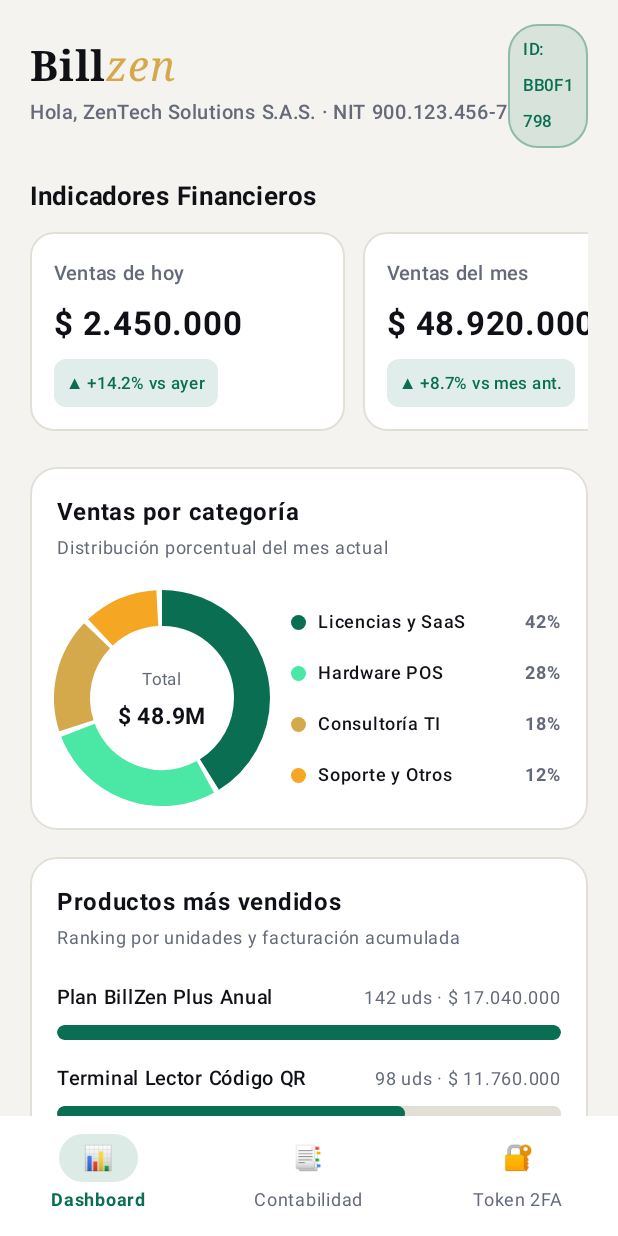
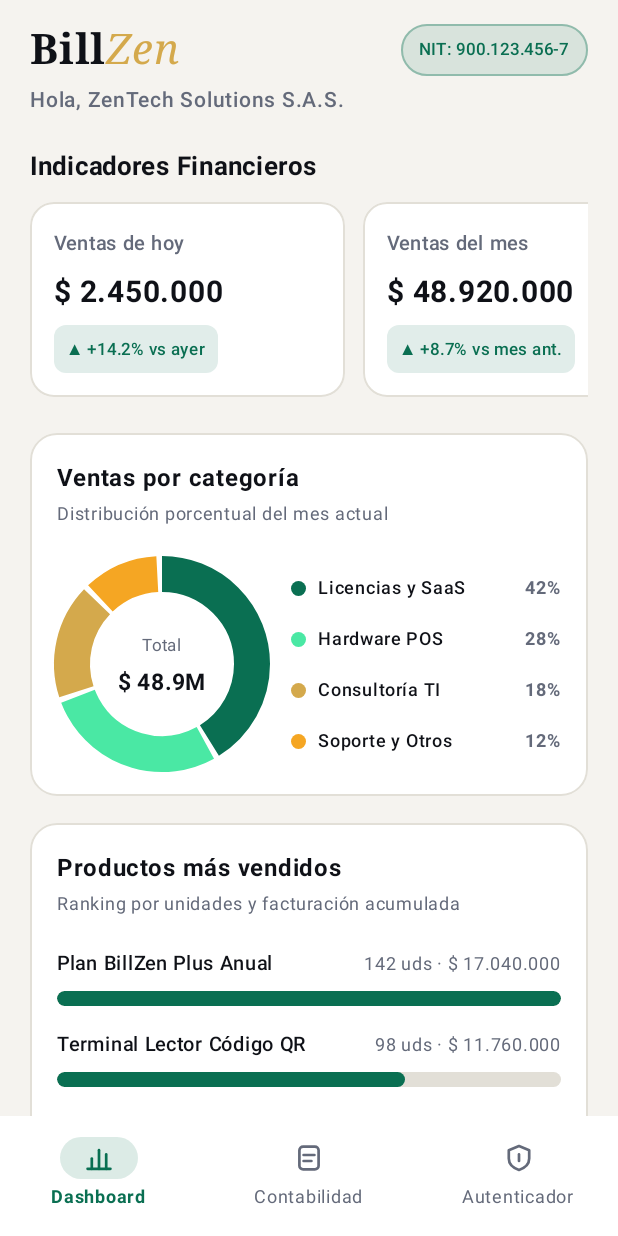
Before and after one commit to bill-zen-desarrollo/Bill_zen_mobile, an Android app built with Jetpack Compose: the screen it shows after launch (MainActivity), after a tap on "Simular vinculación QR (Abrir vista Admi", on a phone screen of 412 x 824 dp. Run offline under Robolectric (Android 15) with nearby library versions, the phone set to English and light mode, and no system bars; 18 statements that could not run were skipped.

Commit message:
ui): reemplazar emojis por iconografia vectorial en Canvas y limpiar encabezados
- Reemplazar emojis de navegacion por iconos geometricos monocromaticos dibujados en Canvas (ErpNavIcon)
- Renombrar seccion Token 2FA a Autenticador y eliminar subtitulo saturado en SecurityTokenSectionScreen
- Evitar salto de linea en el boton Escanear QR con PaddingValues, maxLines=1 y softWrap=false
- Reestructurar DashboardTopBar para mostrar logo BillZen e insignia NIT en una sola linea horizontal y el saludo debajo
- Ajustar tipografia y desbordamiento en KpiMetricCard para montos altos en pesos

```diff
--- a/app/src/main/java/co/billzen/authenticator/DashboardScreen.kt
+++ b/app/src/main/java/co/billzen/authenticator/DashboardScreen.kt
@@ -33,6 +33,7 @@ import androidx.compose.ui.text.buildAnnotatedString
 import androidx.compose.ui.text.font.FontFamily
 import androidx.compose.ui.text.font.FontStyle
 import androidx.compose.ui.text.font.FontWeight
+import androidx.compose.ui.text.style.TextOverflow
 import androidx.compose.ui.text.withStyle
 import androidx.compose.ui.unit.dp
 import androidx.compose.ui.unit.sp
@@ -41,7 +42,6 @@ import co.billzen.authenticator.ui.theme.BillZenEmerald
 import co.billzen.authenticator.ui.theme.BillZenError
 import co.billzen.authenticator.ui.theme.BillZenGold
 import co.billzen.authenticator.ui.theme.BillZenLightBorder
-import co.billzen.authenticator.ui.theme.BillZenMint
 import co.billzen.authenticator.ui.theme.BillZenTextSecondary
 import co.billzen.authenticator.ui.theme.BillZenWhiteCard
 
@@ -115,12 +115,12 @@ private fun DashboardTopBar(
     companyNit: String,
     deviceUuidShort: String
 ) {
+    Column(modifier = Modifier.fillMaxWidth()) {
         Row(
             modifier = Modifier.fillMaxWidth(),
             horizontalArrangement = Arrangement.SpaceBetween,
             verticalAlignment = Alignment.CenterVertically
         ) {
-        Column {
             Text(
                 text = buildAnnotatedString {
                     withStyle(
@@ -140,34 +140,41 @@ private fun DashboardTopBar(
                             fontFamily = FontFamily.Serif
                         )
                     ) {
-                        append("zen")
+                        append("Zen")
                     }
                 },
                 fontSize = 28.sp
             )
-            Spacer(modifier = Modifier.height(2.dp))
-            Text(
-                text = "Hola, $adminName · NIT $companyNit",
-                color = BillZenTextSecondary,
-                fontSize = 13.sp,
-                fontWeight = FontWeight.Medium
-            )
-        }
 
-        // Insignia de Sesión Única Vinculada
+            // Insignia ejecutiva compacta en una sola línea horizontal
             Surface(
                 color = BillZenEmerald.copy(alpha = 0.12f),
                 shape = RoundedCornerShape(20.dp),
                 border = BorderStroke(1.dp, BillZenEmerald.copy(alpha = 0.35f))
             ) {
                 Text(
-                text = "ID: $deviceUuidShort",
+                    text = if (companyNit.isNotBlank()) "NIT: $companyNit" else "ID: $deviceUuidShort",
                     color = BillZenEmerald,
                     fontSize = 11.sp,
                     fontWeight = FontWeight.SemiBold,
-                modifier = Modifier.padding(horizontal = 10.dp, vertical = 5.dp)
+                    maxLines = 1,
+                    softWrap = false,
+                    modifier = Modifier.padding(horizontal = 12.dp, vertical = 5.dp)
                 )
             }
+        }
+
+        Spacer(modifier = Modifier.height(4.dp))
+
+        Text(
+            text = "Hola, $adminName",
+            color = BillZenTextSecondary,
+            fontSize = 14.sp,
+            fontWeight = FontWeight.Medium,
+            maxLines = 1,
+            overflow = TextOverflow.Ellipsis,
+            modifier = Modifier.fillMaxWidth()
+        )
     }
 }
 
@@ -187,7 +194,9 @@ private fun KpiMetricCard(metric: KpiMetric) {
                 text = metric.title,
                 color = BillZenTextSecondary,
                 fontSize = 13.sp,
-                fontWeight = FontWeight.Medium
+                fontWeight = FontWeight.Medium,
+                maxLines = 1,
+                overflow = TextOverflow.Ellipsis
             )
 
             Spacer(modifier = Modifier.height(8.dp))
@@ -195,8 +204,11 @@ private fun KpiMetricCard(metric: KpiMetric) {
             Text(
                 text = metric.formattedValue,
                 color = BillZenDark,
-                fontSize = 22.sp,
-                fontWeight = FontWeight.Bold
+                fontSize = 20.sp,
+                fontWeight = FontWeight.Bold,
+                maxLines = 1,
+                softWrap = false,
+                overflow = TextOverflow.Ellipsis
             )
 
             Spacer(modifier = Modifier.height(10.dp))
@@ -210,6 +222,8 @@ private fun KpiMetricCard(metric: KpiMetric) {
                     color = trendColor,
                     fontSize = 11.sp,
                     fontWeight = FontWeight.SemiBold,
+                    maxLines = 1,
+                    softWrap = false,
                     modifier = Modifier.padding(horizontal = 8.dp, vertical = 4.dp)
                 )
             }
--- a/app/src/main/java/co/billzen/authenticator/ErpViewModel.kt
+++ b/app/src/main/java/co/billzen/authenticator/ErpViewModel.kt
@@ -10,10 +10,10 @@ import kotlinx.coroutines.flow.MutableStateFlow
 import kotlinx.coroutines.flow.StateFlow
 import kotlinx.coroutines.flow.asStateFlow
 import kotlinx.coroutines.flow.update
-enum class ErpSection(val title: String, val iconSymbol: String) {
-    DASHBOARD("Dashboard", "📊"),
-    ACCOUNTING("Contabilidad", "📑"),
-    TOKEN_2FA("Token 2FA", "🔐")
+enum class ErpSection(val title: String) {
+    DASHBOARD("Dashboard"),
+    ACCOUNTING("Contabilidad"),
+    TOKEN_2FA("Autenticador")
 }
 data class KpiMetric(
     val title: String,
--- a/app/src/main/java/co/billzen/authenticator/MainActivity.kt
+++ b/app/src/main/java/co/billzen/authenticator/MainActivity.kt
@@ -14,10 +14,12 @@ import androidx.activity.compose.setContent
 import androidx.activity.enableEdgeToEdge
 import androidx.activity.viewModels
 import androidx.compose.foundation.BorderStroke
+import androidx.compose.foundation.Canvas
 import androidx.compose.foundation.clickable
 import androidx.compose.foundation.layout.Arrangement
 import androidx.compose.foundation.layout.Box
 import androidx.compose.foundation.layout.Column
+import androidx.compose.foundation.layout.PaddingValues
 import androidx.compose.foundation.layout.Row
 import androidx.compose.foundation.layout.Spacer
 import androidx.compose.foundation.layout.fillMaxSize
@@ -25,6 +27,7 @@ import androidx.compose.foundation.layout.fillMaxWidth
 import androidx.compose.foundation.layout.height
 import androidx.compose.foundation.layout.padding
 import androidx.compose.foundation.layout.size
+import androidx.compose.foundation.layout.width
 import androidx.compose.foundation.lazy.LazyColumn
 import androidx.compose.foundation.lazy.items
 import androidx.compose.foundation.shape.RoundedCornerShape
@@ -52,6 +55,14 @@ import androidx.compose.runtime.remember
 import androidx.compose.runtime.setValue
 import androidx.compose.ui.Alignment
 import androidx.compose.ui.Modifier
+import androidx.compose.ui.geometry.CornerRadius
+import androidx.compose.ui.geometry.Offset
+import androidx.compose.ui.geometry.Size
+import androidx.compose.ui.graphics.Color
+import androidx.compose.ui.graphics.Path
+import androidx.compose.ui.graphics.StrokeCap
+import androidx.compose.ui.graphics.StrokeJoin
+import androidx.compose.ui.graphics.drawscope.Stroke
 import androidx.compose.ui.platform.LocalContext
 import androidx.compose.ui.text.SpanStyle
 import androidx.compose.ui.text.buildAnnotatedString
@@ -160,18 +171,21 @@ fun BillZenRootFlow(
                 ) {
                     ErpSection.entries.forEach { section ->
                         val isSelected = uiState.selectedSection == section
+                        val itemColor = if (isSelected) BillZenEmerald else BillZenTextSecondary
                         NavigationBarItem(
                             selected = isSelected,
                             onClick = { viewModel.selectSection(section) },
                             icon = {
-                                Text(
-                                    text = section.iconSymbol,
-                                    fontWeight = FontWeight.Bold
+                                ErpNavIcon(
+                                    section = section,
+                                    color = itemColor
                                 )
                             },
                             label = {
                                 Text(
                                     text = section.title,
+                                    maxLines = 1,
+                                    softWrap = false,
                                     fontWeight = if (isSelected) FontWeight.Bold else FontWeight.Normal
                                 )
                             },
@@ -302,6 +316,123 @@ fun BillZenRootFlow(
 }
 
 /**
+ * Iconos geométricos minimalistas y monocromáticos dibujados en Canvas para la barra de navegación.
+ * Trazos limpios de 1.8.dp con StrokeCap.Round y tamaño 20.dp (cero emojis).
+ */
+@Composable
+fun ErpNavIcon(
+    section: ErpSection,
+    color: Color
+) {
+    Canvas(modifier = Modifier.size(20.dp)) {
+        val strokeWidth = 1.8.dp.toPx()
+        val stroke = Stroke(
+            width = strokeWidth,
+            cap = StrokeCap.Round,
+            join = StrokeJoin.Round
+        )
+        val w = size.width
+        val h = size.height
+
+        when (section) {
+            ErpSection.DASHBOARD -> {
+                // Gráfico ejecutivo minimalista de 3 barras verticales y línea base
+                drawLine(
+                    color = color,
+                    start = Offset(w * 0.12f, h * 0.86f),
+                    end = Offset(w * 0.88f, h * 0.86f),
+                    strokeWidth = strokeWidth,
+                    cap = StrokeCap.Round
+                )
+                drawLine(
+                    color = color,
+                    start = Offset(w * 0.26f, h * 0.86f),
+                    end = Offset(w * 0.26f, h * 0.52f),
+                    strokeWidth = strokeWidth,
+                    cap = StrokeCap.Round
+                )
+                drawLine(
+                    color = color,
+                    start = Offset(w * 0.50f, h * 0.86f),
+                    end = Offset(w * 0.50f, h * 0.24f),
+                    strokeWidth = strokeWidth,
+                    cap = StrokeCap.Round
+                )
+                drawLine(
+                    color = color,
+                    start = Offset(w * 0.74f, h * 0.86f),
+                    end = Offset(w * 0.74f, h * 0.38f),
+                    strokeWidth = strokeWidth,
+                    cap = StrokeCap.Round
+                )
+            }
+
+            ErpSection.ACCOUNTING -> {
+                // Documento / libro contable con 2 líneas horizontales internas
+                val docLeft = w * 0.18f
+                val docTop = h * 0.12f
+                val docWidth = w * 0.64f
+                val docHeight = h * 0.76f
+                drawRoundRect(
+                    color = color,
+                    topLeft = Offset(docLeft, docTop),
+                    size = Size(docWidth, docHeight),
+                    cornerRadius = CornerRadius(2.5.dp.toPx(), 2.5.dp.toPx()),
+                    style = stroke
+                )
+                drawLine(
+                    color = color,
+                    start = Offset(w * 0.32f, h * 0.40f),
+                    end = Offset(w * 0.68f, h * 0.40f),
+                    strokeWidth = strokeWidth,
+                    cap = StrokeCap.Round
+                )
+                drawLine(
+                    color = color,
+                    start = Offset(w * 0.32f, h * 0.60f),
+                    end = Offset(w * 0.58f, h * 0.60f),
+                    strokeWidth = strokeWidth,
+                    cap = StrokeCap.Round
+                )
+            }
+
+            ErpSection.TOKEN_2FA -> {
+                // Escudo geométrico monocromático de seguridad
+                val shieldPath = Path().apply {
+                    moveTo(w * 0.50f, h * 0.10f)
+                    lineTo(w * 0.84f, h * 0.24f)
+                    lineTo(w * 0.84f, h * 0.52f)
+                    cubicTo(
+                        w * 0.84f, h * 0.72f,
+                        w * 0.68f, h * 0.84f,
+                        w * 0.50f, h * 0.90f
+                    )
+                    cubicTo(
+                        w * 0.32f, h * 0.84f,
+                        w * 0.16f, h * 0.72f,
+                        w * 0.16f, h * 0.52f
+                    )
+                    lineTo(w * 0.16f, h * 0.24f)
+                    close()
+                }
+                drawPath(
+                    path = shieldPath,
+                    color = color,
+                    style = stroke
+                )
+                drawLine(
+                    color = color,
+                    start = Offset(w * 0.50f, h * 0.38f),
+                    end = Offset(w * 0.50f, h * 0.60f),
+                    strokeWidth = strokeWidth,
+                    cap = StrokeCap.Round
+                )
+            }
+        }
+    }
+}
+
+/**
  * Pantalla inicial que ve el cliente recién abre la aplicación.
  * Solicita escanear el código QR de BillzenERP de escritorio para desbloquear Billzen móvil.
  */
@@ -355,19 +486,16 @@ fun SecurityTokenSectionScreen(
             horizontalArrangement = Arrangement.SpaceBetween,
             verticalAlignment = Alignment.CenterVertically
         ) {
-            Column {
-                Text(
-                    text = "Autenticador 2FA",
-                    color = BillZenDark,
-                    fontSize = 22.sp,
-                    fontWeight = FontWeight.Bold
-                )
-                Text(
-                    text = "Códigos de acceso para BillZen ERP Escritorio",
-                    color = BillZenTextSecondary,
-                    fontSize = 12.sp
-                )
-            }
+            Text(
+                text = "Autenticador",
+                color = BillZenDark,
+                fontSize = 22.sp,
+                fontWeight = FontWeight.Bold,
+                maxLines = 1,
+                modifier = Modifier.weight(1f)
+            )
+
+            Spacer(modifier = Modifier.width(12.dp))
 
             Button(
                 onClick = onScanQrClick,
@@ -375,12 +503,15 @@ fun SecurityTokenSectionScreen(
                     containerColor = BillZenEmerald,
                     contentColor = BillZenTextPrimary
                 ),
+                contentPadding = PaddingValues(horizontal = 16.dp, vertical = 10.dp),
                 shape = RoundedCornerShape(10.dp)
             ) {
                 Text(
                     text = "Escanear QR",
                     fontSize = 13.sp,
-                    fontWeight = FontWeight.SemiBold
+                    fontWeight = FontWeight.SemiBold,
+                    maxLines = 1,
+                    softWrap = false
                 )
             }
         }
@@ -478,7 +609,7 @@ fun EmptyAccountsCard(
             Spacer(modifier = Modifier.height(10.dp))
 
             Text(
-                text = "Escanea el código QR mostrado en la aplicación de escritorio BillZen ERP para vincular tu NIT, activar tu sesión única de Administrador y acceder al Dashboard Financiero y Token 2FA.",
+                text = "Escanea el código QR mostrado en la aplicación de escritorio BillZen ERP para vincular tu NIT, activar tu sesión única de Administrador y acceder al Dashboard Financiero y Autenticador.",
                 color = BillZenTextPrimary.copy(alpha = 0.78f),
                 fontSize = 14.sp,
                 lineHeight = 20.sp,
@@ -793,7 +924,7 @@ fun DeleteConfirmDialog(
         },
         text = {
             Text(
-                text = "Se cerrará la sesión de Administrador de ${account.companyName} (NIT ${account.nit}) y se eliminará la semilla 2FA de este dispositivo."
+                text = "Se cerrará la sesión de Administrador de ${account.companyName} (NIT ${account.nit}) y se eliminará la llave de acceso de este dispositivo."
             )
         },
         confirmButton = {
@@ -817,7 +948,7 @@ fun DeleteConfirmDialog(
 
 private fun copySensitiveCode(context: Context, code: String) {
     val clipboard = context.getSystemService(Context.CLIPBOARD_SERVICE) as ClipboardManager
-    val clip = ClipData.newPlainText("Código BillZen 2FA", code)
+    val clip = ClipData.newPlainText("Código BillZen", code)
     if (Build.VERSION.SDK_INT >= Build.VERSION_CODES.TIRAMISU) {
         clip.description.extras = PersistableBundle().apply {
             putBoolean(ClipDescription.EXTRA_IS_SENSITIVE, true)
```
Lines whose indentation alone changed are shown as unchanged.
